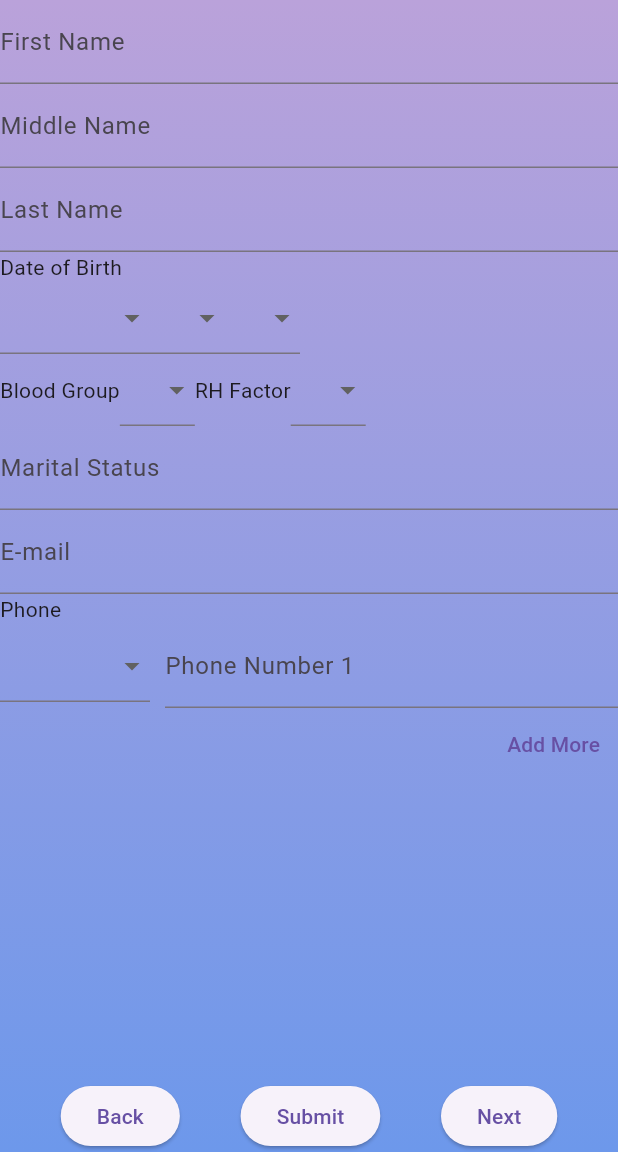
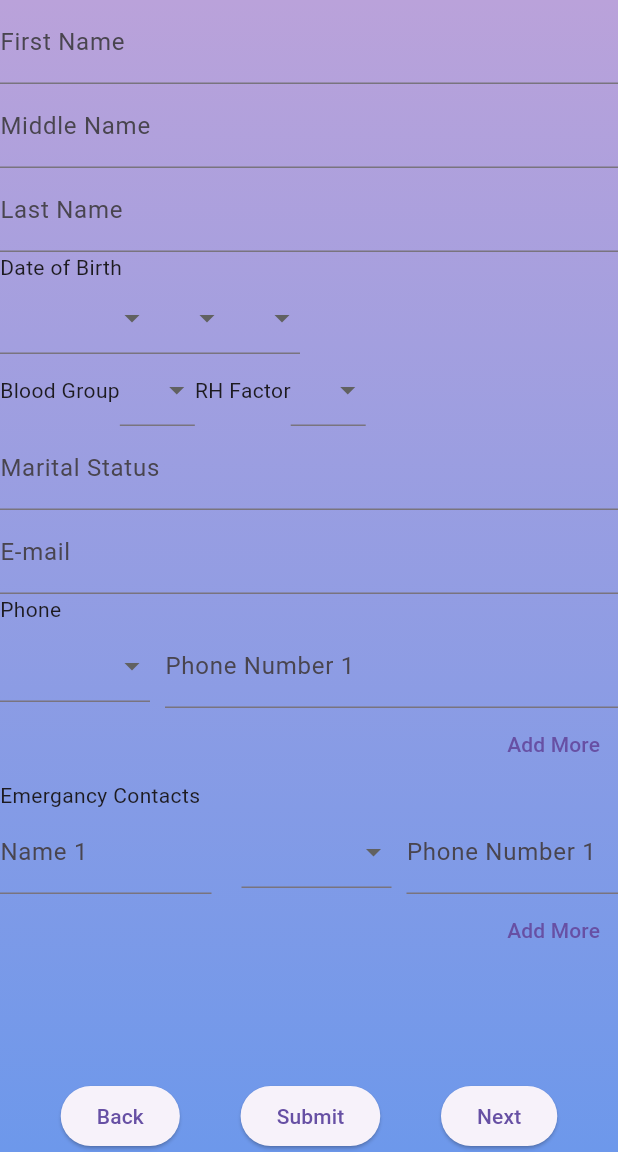
Before and after one commit to jorkd21/MediPal, a Flutter app: the PatientForm screen opened by its route, on a phone screen of 412 x 824 dp, the part 84-1236 px from its top. Run offline on Flutter 3.47's test engine with Material 3 defaults, Android fonts, the phone set to English and light mode, and no system bars; our stand-ins replace cloud_firestore, firebase_analytics, firebase_auth, firebase_core, firebase_database; missing offline and left inert: firebase_ui_auth, firebase_ui_oauth_google; accounts and stored records are empty; generated files the repository leaves out were written again.

Commit message:
added emergancy input

```diff
--- a/lib/forms/general_info.dart
+++ b/lib/forms/general_info.dart
@@ -284,7 +284,7 @@ class GeneralInfoFormState extends State<GeneralInfoForm> {
                   ),
                 ],
               ),
-              /* Text('Emergancy Contacts'),
+              Text('Emergancy Contacts'),
               Column(
                 children: [
                   ...List.generate(widget.patient.emergency?.length ?? 0, (index) {
@@ -357,7 +357,7 @@ class GeneralInfoFormState extends State<GeneralInfoForm> {
                     ),
                   ),
                 ],
-              ), */
+              ),
             ],
           ),
         ),
--- a/lib/objects/patient.dart
+++ b/lib/objects/patient.dart
@@ -83,7 +83,6 @@ class Patient {
               ))
           .toList();
     }
-
     // Check if emergency list is not null before mapping
     if (jsonMap['emergency'] != null && jsonMap['emergency'] is List<dynamic>) {
       p.emergency = (jsonMap["emergency"] as List<dynamic>)
```
